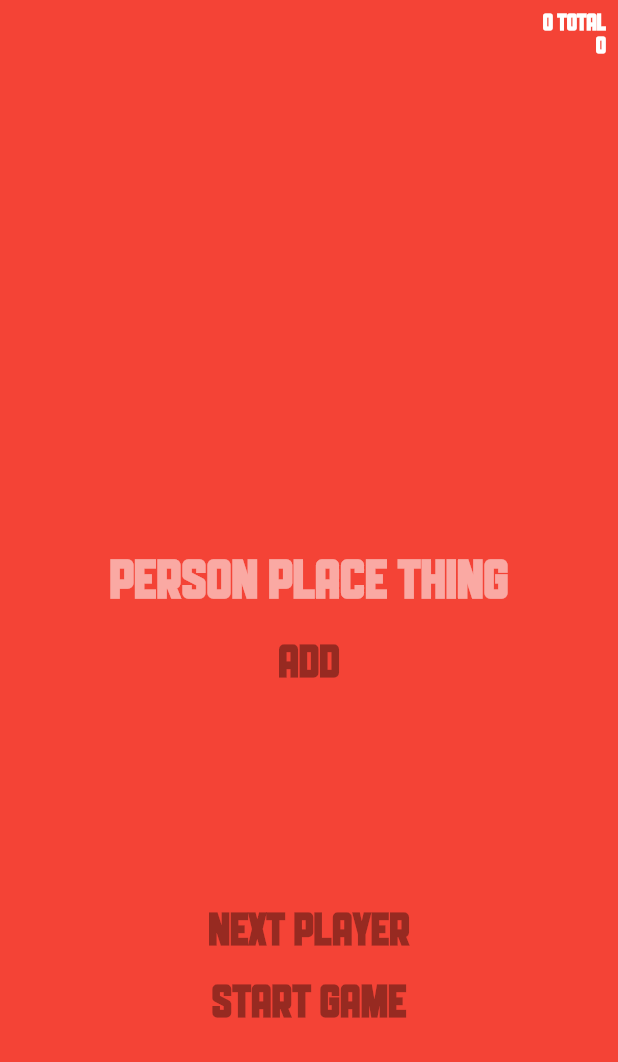
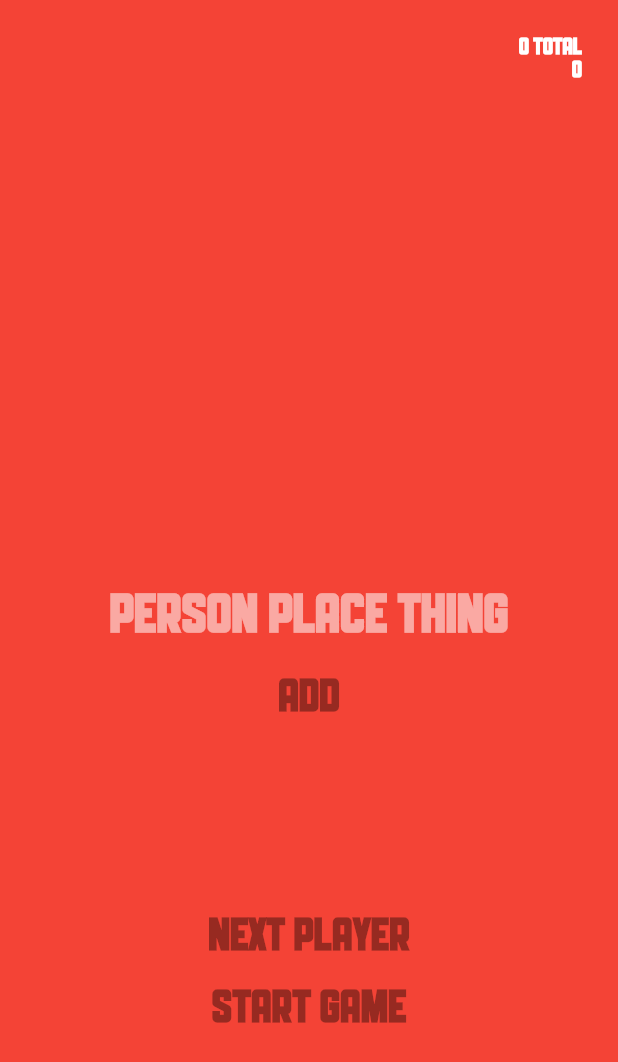
Before and after one commit to teejstroyer/fish_bowl_game, a Flutter app: the screen it shows after launch, after a tap on "New Game", on a phone screen of 412 x 824 dp. Shown: the top 1062 px of the screen. Run offline on Flutter 3.47's test engine with Material 2 defaults, Android fonts, the phone set to English and light mode, and no system bars; our stand-ins replace audioplayers; project files that could hold a hidden picture were left out.

Commit message:
base screen sizing with padding. keeps items centered

```diff
--- a/lib/screens/game_pause_screen_button.dart
+++ b/lib/components/pause_button.dart
@@ -3,8 +3,8 @@ import 'package:fish_bowl_game/providers/game_model.dart';
 import 'package:flutter/material.dart';
 import 'package:provider/provider.dart';
 
-class GamePauseScreenButton extends StatelessWidget {
-  const GamePauseScreenButton({super.key});
+class PauseButton extends StatelessWidget {
+  const PauseButton({super.key});
 
   @override
   Widget build(BuildContext context) {
--- /dev/null
+++ b/lib/components/screen_base.dart
@@ -0,0 +1,29 @@
+import 'package:flutter/material.dart';
+
+class ScreenBase extends StatelessWidget {
+  final Color backgroundColor;
+  final Widget child;
+
+  const ScreenBase({super.key, required this.backgroundColor, required this.child});
+
+  @override
+  Widget build(BuildContext context) {
+    return Scaffold(
+      backgroundColor: backgroundColor,
+      body: SafeArea(
+        child: Center(
+          child: Padding(
+            padding: const EdgeInsets.all(16.0),
+            child: Container(
+              constraints: const BoxConstraints(
+                minWidth: 100,
+                maxWidth: 1080,
+              ),
+              child: child,
+            ),
+          ),
+        ),
+      ),
+    );
+  }
+}
--- a/lib/components/team_entry.dart
+++ b/lib/components/team_entry.dart
@@ -1,4 +1,3 @@
-import 'package:fish_bowl_game/components/gridview_item.dart';
 import 'package:fish_bowl_game/providers/game_model.dart';
 import 'package:flutter/material.dart';
 import 'package:provider/provider.dart';
@@ -128,8 +127,7 @@ class _TeamEntryState extends State<TeamEntry> {
                               ),
                             );
                           },
-                          gridDelegate:
-                              const SliverGridDelegateWithFixedCrossAxisCount(
+                          gridDelegate: const SliverGridDelegateWithFixedCrossAxisCount(
                             crossAxisCount: 3,
                           ),
                         ),
--- a/lib/screens/new_game_screen.dart
+++ b/lib/screens/new_game_screen.dart
@@ -1,3 +1,4 @@
+import 'package:fish_bowl_game/components/screen_base.dart';
 import 'package:fish_bowl_game/providers/game_model.dart';
 import 'package:flutter/material.dart';
 import 'package:provider/provider.dart';
@@ -27,16 +28,13 @@ class _NewGameScreenState extends State<NewGameScreen> {
   Widget build(BuildContext context) {
     var gameModel = Provider.of<GameModel>(context, listen: false);
 
-    return Scaffold(
-      body: Stack(
-        children: [
-          Container(
-            color: gameModel.gameColor,
-            child: Center(
+    return ScreenBase(
+      backgroundColor: gameModel.gameColor,
       child: Column(
         mainAxisAlignment: MainAxisAlignment.end,
         crossAxisAlignment: CrossAxisAlignment.center,
         children: [
+          Align(alignment: Alignment.topRight, child: buildThingCount()),
           getPlayerThings(),
           Column(
             mainAxisAlignment: MainAxisAlignment.start,
@@ -51,8 +49,7 @@ class _NewGameScreenState extends State<NewGameScreen> {
                 child: TextField(
                   controller: _textController,
                   textAlign: TextAlign.center,
-                          style:
-                              Theme.of(context).inputDecorationTheme.labelStyle,
+                  style: Theme.of(context).inputDecorationTheme.labelStyle,
                   textAlignVertical: TextAlignVertical.center,
                   decoration: const InputDecoration(
                     hintText: 'PERSON PLACE THING',
@@ -74,8 +71,7 @@ class _NewGameScreenState extends State<NewGameScreen> {
                   child: const Text("NEXT PLAYER"),
                 ),
                 TextButton(
-                          onPressed:
-                              (_things.isNotEmpty || gameModel.thingCount > 0)
+                  onPressed: (_things.isNotEmpty || gameModel.thingCount > 0)
                       ? startGame
                       : null,
                   child: const Text("START GAME"),
@@ -85,14 +81,11 @@ class _NewGameScreenState extends State<NewGameScreen> {
           ),
         ],
       ),
-            ),
-          ),
-          Positioned(
-            right: 0,
-            child: SafeArea(
-              child: Container(
-                color: Colors.transparent,
-                child: Consumer<GameModel>(
+    );
+  }
+
+  Consumer<GameModel> buildThingCount() {
+    return Consumer<GameModel>(
       builder: (context, model, child) {
         return Padding(
           padding: const EdgeInsets.all(8.0),
@@ -113,12 +106,6 @@ class _NewGameScreenState extends State<NewGameScreen> {
           ),
         );
       },
-                ),
-              ),
-            ),
-          ),
-        ],
-      ),
     );
   }
 
--- a/lib/screens/title_screen.dart
+++ b/lib/screens/title_screen.dart
@@ -1,5 +1,6 @@
 import 'dart:math';
 
+import 'package:fish_bowl_game/components/screen_base.dart';
 import 'package:fish_bowl_game/components/team_entry.dart';
 import 'package:fish_bowl_game/providers/game_model.dart';
 import 'package:flutter/material.dart';
@@ -15,13 +16,8 @@ class TitleScreen extends StatelessWidget {
     var colors = gameModel.getGameColors().keys;
     var randomColor = colors.elementAt(Random().nextInt(colors.length));
 
-    return Scaffold(
-      body: Container(
-        color: randomColor,
-        child: SafeArea(
-          child: Center(
-            child: Padding(
-              padding: const EdgeInsets.all(16.0),
+    return ScreenBase(
+      backgroundColor: randomColor,
       child: Column(
         children: [
           Expanded(
@@ -29,7 +25,7 @@ class TitleScreen extends StatelessWidget {
               alignment: Alignment.center,
               child: Text(
                 "Fish Bowl",
-                        style: Theme.of(context).primaryTextTheme.headlineLarge
+                style: Theme.of(context).primaryTextTheme.headlineLarge,
               ),
             ),
           ),
@@ -50,16 +46,14 @@ class TitleScreen extends StatelessWidget {
             setTeamColor: (val) => gameModel.setTeam2Color(val),
           ),
           Expanded(
+            child: Center(
               child: TextButton(
                 onPressed: () => gameModel.showNewGameScreen(context),
                 child: const Text("New Game"),
               ),
+            ),
           )
         ],
-              ),
-            ),
-          ),
-        ),
       ),
     );
   }
```
Also changed, not shown: lib/components/gridview_item.dart (deleted, +0 -32 lines), lib/screens/game_over_screen.dart (+3 -12 lines), lib/screens/game_screen.dart (+7 -13 lines), lib/screens/round_results_screen.dart (+3 -11 lines). Lines whose indentation alone changed are shown as unchanged.
